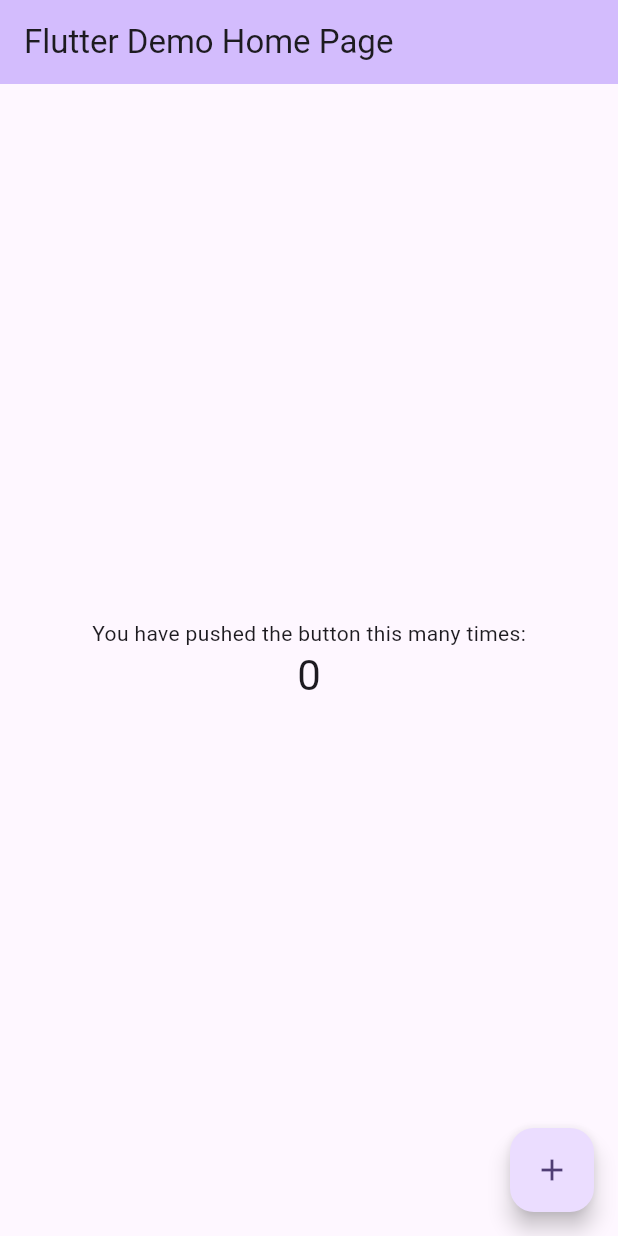
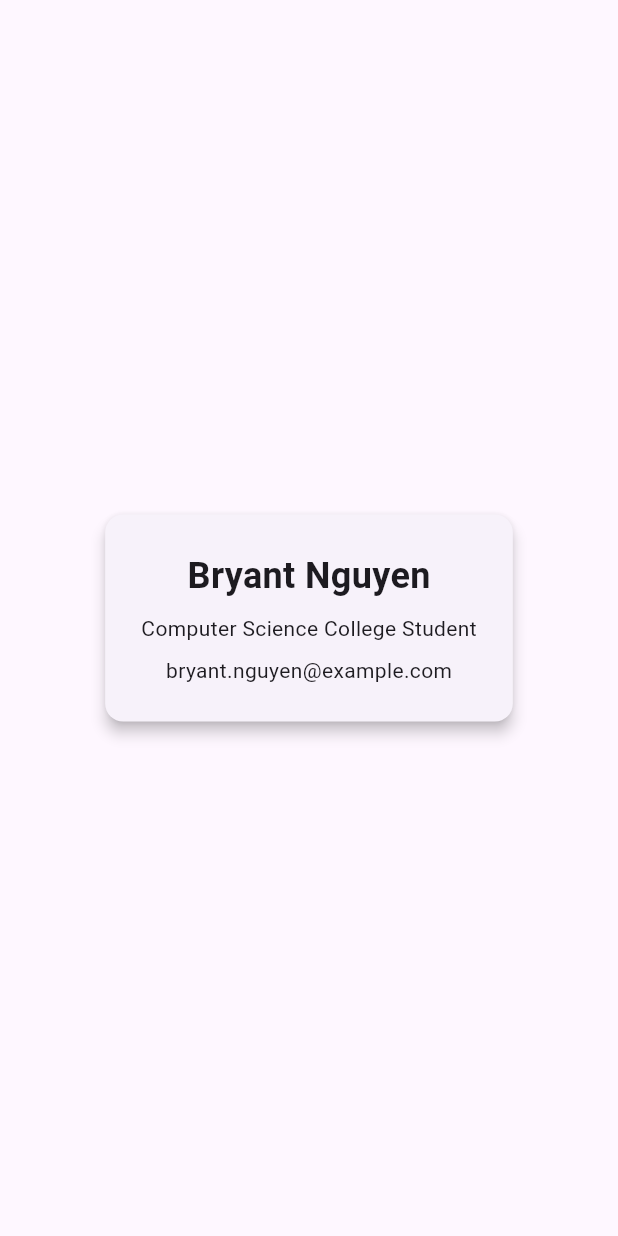
Before and after one commit to Bryant-100/VSCode_Projects, a Flutter app: the screen it shows after launch, on a phone screen of 412 x 824 dp. Run offline on Flutter 3.47's test engine with Material 3 defaults, Android fonts, the phone set to English and light mode, and no system bars.

Commit message:
Rewritten the main.dart scaffold and text, image, and icon

```diff
--- a/lab1_create_a_business_card/lib/main.dart
+++ b/lab1_create_a_business_card/lib/main.dart
@@ -1,40 +1,41 @@
 import 'package:flutter/material.dart';
 
 void main() {
-  runApp(const MyApp());
+  runApp(const BusinessCardApp());
 }
+class BusinessCardApp extends StatelessWidget {
+  const BusinessCardApp({super.key});
 
-class MyApp extends StatelessWidget {
-  const MyApp({super.key});
-
-  // This widget is the root of your application.
   @override
   Widget build(BuildContext context) {
     return MaterialApp(
-      title: 'Flutter Demo',
-      theme: ThemeData(
-        // This is the theme of your application.
-        //
-        // TRY THIS: Try running your application with "flutter run". You'll see
-        // the application has a purple toolbar. Then, without quitting the app,
-        // try changing the seedColor in the colorScheme below to Colors.green
-        // and then invoke "hot reload" (save your changes or press the "hot
-        // reload" button in a Flutter-supported IDE, or press "r" if you used
-        // the command line to start the app).
-        //
-        // Notice that the counter didn't reset back to zero; the application
-        // state is not lost during the reload. To reset the state, use hot
-        // restart instead.
-        //
-        // This works for code too, not just values: Most code changes can be
-        // tested with just a hot reload.
-        colorScheme: .fromSeed(seedColor: Colors.deepPurple),
+      home: Scaffold(
+        body: Center(
+          child: Card(
+            elevation: 4,
+            margin: const EdgeInsets.all(24),
+            child: Padding(
+              padding: const EdgeInsets.all(24),
+              child: Column(
+                mainAxisSize: MainAxisSize.min,
+                children: const [
+                  Text(
+                    'Bryant Nguyen',
+                    style: TextStyle(fontSize: 24, fontWeight: FontWeight.bold),
+                  ),
+                  SizedBox(height: 8),
+                  Text('Computer Science College Student'),
+                  SizedBox(height: 8),
+                  Text('bryant.nguyen@example.com'),
+                ],
+              ),
+            ),
+          ),
+        ),
       ),
-      home: const MyHomePage(title: 'Flutter Demo Home Page'),
     );
   }
 }
-
 class MyHomePage extends StatefulWidget {
   const MyHomePage({super.key, required this.title});
 
```
Also changed, not shown: 1 other file.
